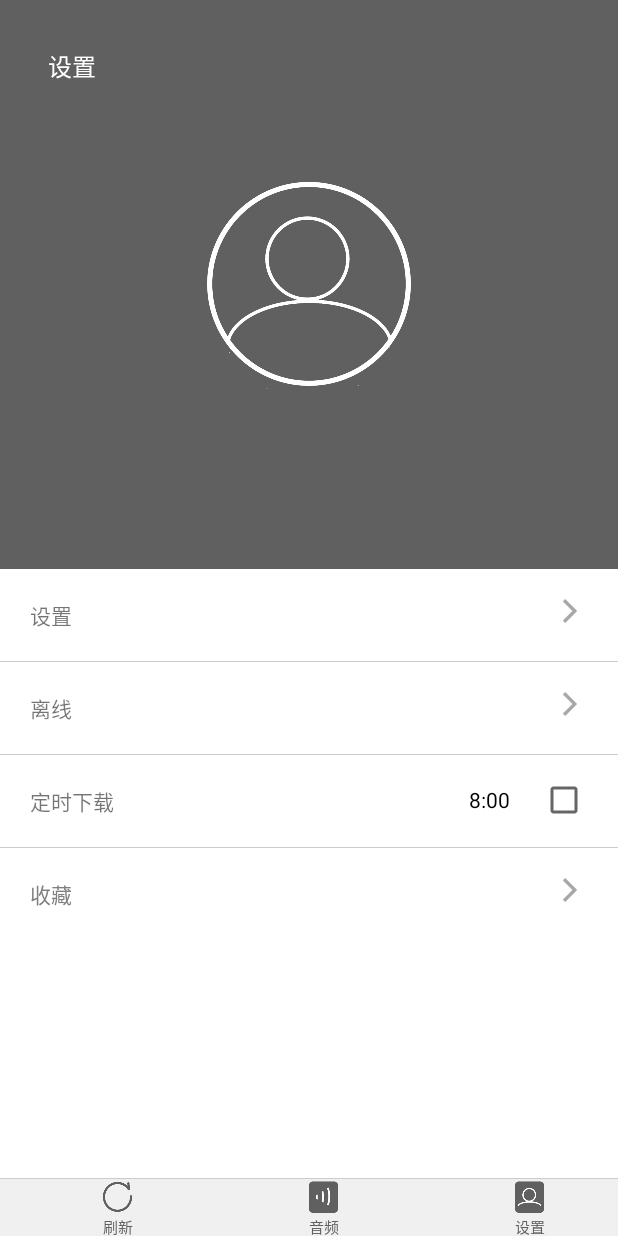
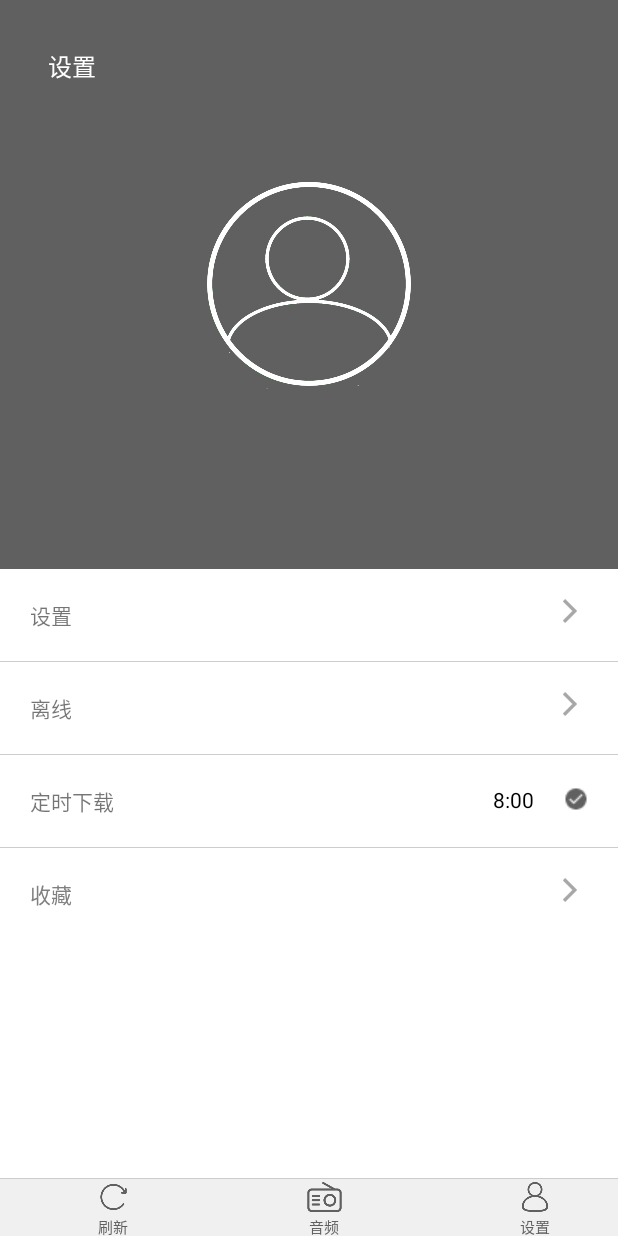
Before and after one commit to LiMengliang/YueduNews, an Android app: the fragment UserSettingCategoryFragment placed in its activity, on a phone screen of 412 x 824 dp. Run offline under Robolectric (Android 15) with nearby library versions, the phone set to English and light mode, and no system bars; 2 statements that could not run were skipped.

Commit message:
Refactor to follow MVP programming style 5

```diff
--- a/app/src/main/AndroidManifest.xml
+++ b/app/src/main/AndroidManifest.xml
@@ -32,7 +32,8 @@
             android:name=".view.MainActivity"
             android:label="@string/title_activity_main"
             android:launchMode="singleTask"
-            android:taskAffinity="com.redoc.yuedu.MainActivity" />
+            android:taskAffinity="com.redoc.yuedu.MainActivity"
+            android:theme="@style/AppTheme.Base"  />
 
         <!-- OfflineCache Activity -->
         <activity
--- a/app/src/main/java/com/redoc/yuedu/setting/view/UserSettingCategoryFragment.java
+++ b/app/src/main/java/com/redoc/yuedu/setting/view/UserSettingCategoryFragment.java
@@ -92,7 +92,7 @@ public class UserSettingCategoryFragment extends Fragment {
         if(requestCode == SelectIconRequest && resultCode == Activity.RESULT_OK) {
             String selectedPath = data.getExtras().getString(ImageSelectionActivity.selectedIconPath);
             if(!selectedPath.equals("")) {
-               LoadImageUtilities.displayImage("file://"+selectedPath, userIcon);
+               LoadImageUtilities.displayLocalImage("file://"+selectedPath, userIcon);
             }
         }
     }
--- /dev/null
+++ b/app/src/main/res/layout/activity_image_news_detail.xml
@@ -0,0 +1,5 @@
+<?xml version="1.0" encoding="utf-8"?>
+<FrameLayout xmlns:android="http://schemas.android.com/apk/res/android"
+    android:layout_width="match_parent" android:layout_height="match_parent">
+
+</FrameLayout>
--- a/app/src/main/res/layout/activity_splash.xml
+++ b/app/src/main/res/layout/activity_splash.xml
@@ -2,7 +2,7 @@
     xmlns:tools="http://schemas.android.com/tools"
     android:layout_width="match_parent"
     android:layout_height="match_parent"
-    android:background="@color/mainColor"
+    android:background="@color/gray"
     tools:context=".SplashActivity">
 
     <!--<ImageView
@@ -15,8 +15,8 @@
 
     <ImageView
         android:id="@+id/splashIconImage"
-        android:layout_width="120dp"
-        android:layout_height="120dp"
+        android:layout_width="80dp"
+        android:layout_height="160dp"
         android:layout_gravity="center_horizontal"
         android:layout_marginTop="100dp"
         android:scaleType="fitXY"
--- a/app/src/main/res/layout/fragment_user_setting_category.xml
+++ b/app/src/main/res/layout/fragment_user_setting_category.xml
@@ -91,7 +91,8 @@
                 android:layout_width="wrap_content"
                 android:layout_height="wrap_content"
                 android:text="@string/automatic_cache"
-                android:textSize="@dimen/media_size_text"/>
+                android:textSize="@dimen/media_size_text"
+                android:id="@+id/textView" />
             <TextView
                 android:id="@+id/cache_time_schedule"
                 android:layout_width="wrap_content"
@@ -105,10 +106,14 @@
                 android:id="@+id/auto_cache"
                 android:layout_width="wrap_content"
                 android:layout_height="wrap_content"
-                android:focusableInTouchMode="false"
                 android:layout_alignBottom="@+id/cache_time_schedule"
                 android:layout_alignParentRight="true"
-                android:layout_alignParentEnd="true" />
+                android:layout_alignParentEnd="true"
+                android:focusableInTouchMode="false"
+                android:checked="true"
+                android:singleLine="false"
+                style="@style/checkBox_style"/>
+
         </RelativeLayout>
         <View
             android:layout_width="match_parent"
--- a/app/src/main/res/layout/widget_category_button.xml
+++ b/app/src/main/res/layout/widget_category_button.xml
@@ -15,7 +15,8 @@
             android:id="@+id/category_icon"
             android:layout_width="wrap_content"
             android:layout_height="@dimen/icon_height"
-            android:layout_gravity="center_horizontal"/>
+            android:layout_gravity="center_horizontal"
+            android:padding="2dp"/>
         <TextView
             android:id="@+id/category_name"
             android:layout_width="wrap_content"
@@ -37,7 +38,8 @@
             android:layout_width="wrap_content"
             android:layout_height="@dimen/icon_height"
             android:layout_gravity="center_horizontal"
-            android:src="@drawable/refresh"/>
+            android:src="@drawable/refresh"
+            android:padding="2dp"/>
         <TextView
             android:id="@+id/refresh_name"
             android:layout_width="wrap_content"
--- a/app/src/main/res/values/styles.xml
+++ b/app/src/main/res/values/styles.xml
@@ -7,7 +7,7 @@
         <!-- Actionbar color -->
         <item name="colorPrimary">@color/mainColor</item>
         <!--Status bar color-->
-        <item name="colorPrimaryDark">@color/accent_material_light</item>
+        <item name="colorPrimaryDark">@color/mainColor</item>
         <!--Window color-->
         <item name="android:windowBackground">@color/white</item>
     </style>
```
Also changed, not shown: app/src/main/java/com/redoc/yuedu/view/widget/ToolBar.java (+0 -11 lines), app/src/main/res/layout/widget_cache_channel.xml (added, +36 -0 lines), app/src/main/res/drawable/category_audio.png, app/src/main/res/drawable/category_main.png, app/src/main/res/drawable/category_setting.png, app/src/main/res/drawable/checkbox_checked.png, app/src/main/res/drawable/checkbox_unchecked.png, app/src/main/res/drawable/refresh.png, app/src/main/res/drawable/splash_copy.jpg (deleted).
